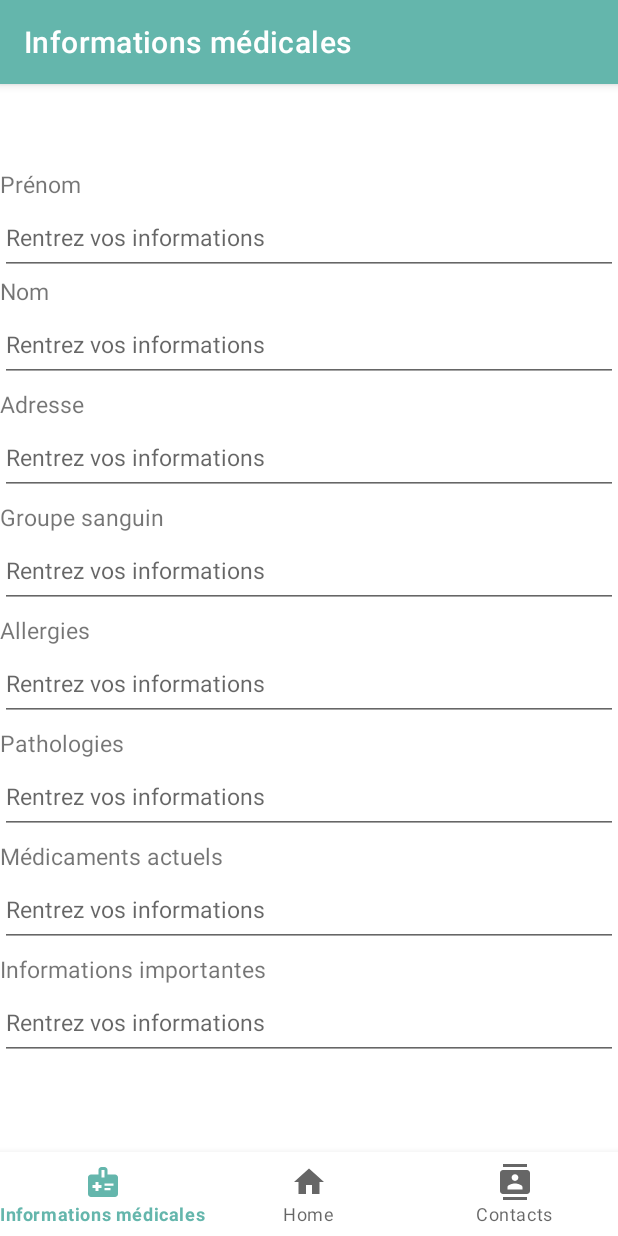
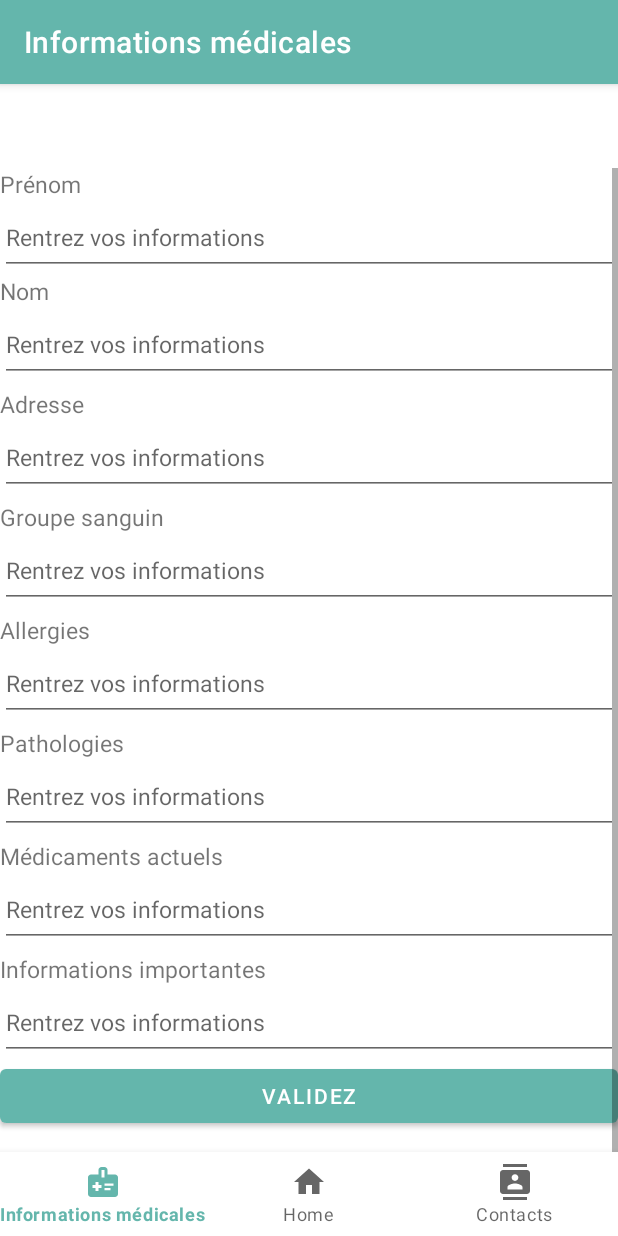
Before and after one commit to alexandre-bussiere/Pocket-Assistant, an Android app: the ParameterFragment screen opened through its navigation route, on a phone screen of 412 x 824 dp. Run offline under Robolectric (Android 15) with nearby library versions, the phone set to English and light mode, and no system bars; our stand-ins replace navigation-ui.

Commit message:
test first popup

```diff
--- a/app/src/main/java/com/example/pocket_assistant/ui/home/HomeFragment.java
+++ b/app/src/main/java/com/example/pocket_assistant/ui/home/HomeFragment.java
@@ -1,20 +1,28 @@
 package com.example.pocket_assistant.ui.home;
 
+import android.app.AlertDialog;
+import android.content.Context;
+import android.content.DialogInterface;
 import android.os.Bundle;
 import android.view.LayoutInflater;
 import android.view.View;
 import android.view.ViewGroup;
+import android.widget.Button;
 import android.widget.TextView;
+import android.widget.Toast;
 
 import androidx.annotation.NonNull;
 import androidx.fragment.app.Fragment;
 import androidx.lifecycle.ViewModelProvider;
 
+import com.example.pocket_assistant.MainActivity;
 import com.example.pocket_assistant.databinding.FragmentHomeBinding;
 
 public class HomeFragment extends Fragment {
 
     private FragmentHomeBinding binding;
+    Button button;
+    Context activity;
 
     public View onCreateView(@NonNull LayoutInflater inflater,
                              ViewGroup container, Bundle savedInstanceState) {
@@ -23,6 +31,25 @@ public class HomeFragment extends Fragment {
 
         binding = FragmentHomeBinding.inflate(inflater, container, false);
         View root = binding.getRoot();
+
+        button = binding.button;
+        activity = getActivity();
+        button.setOnClickListener(new View.OnClickListener() {
+            @Override
+            public void onClick(View v) {
+                AlertDialog.Builder testPopUp = new AlertDialog.Builder(activity);
+                testPopUp.setTitle("Wesh");
+                testPopUp.setMessage("t'es con");
+                testPopUp.setNegativeButton("Arreter", new DialogInterface.OnClickListener() {
+                    @Override
+                    public void onClick(DialogInterface dialog, int which) {
+                        Toast.makeText(getActivity(), "t'es pas mort", Toast.LENGTH_SHORT).show();
+                    }
+                });
+
+                testPopUp.show();
+            }
+        });
 
         return root;
     }
--- a/app/src/main/java/com/example/pocket_assistant/ui/parameter/ParameterFragment.java
+++ b/app/src/main/java/com/example/pocket_assistant/ui/parameter/ParameterFragment.java
@@ -1,20 +1,29 @@
 package com.example.pocket_assistant.ui.parameter;
 
+import android.content.Context;
+import android.content.SharedPreferences;
 import android.os.Bundle;
 import android.view.LayoutInflater;
 import android.view.View;
 import android.view.ViewGroup;
+import android.widget.Button;
+import android.widget.EditText;
 import android.widget.TextView;
 
 import androidx.annotation.NonNull;
 import androidx.fragment.app.Fragment;
 import androidx.lifecycle.ViewModelProvider;
+import androidx.preference.PreferenceManager;
 
 import com.example.pocket_assistant.databinding.FragmentParameterBinding;
 
 public class ParameterFragment extends Fragment {
 
     private FragmentParameterBinding binding;
+    private Button validButton;
+    private EditText message, message2;
+
+    Context context;
 
     public View onCreateView(@NonNull LayoutInflater inflater,
                              ViewGroup container, Bundle savedInstanceState) {
@@ -24,6 +33,26 @@ public class ParameterFragment extends Fragment {
         binding = FragmentParameterBinding.inflate(inflater, container, false);
         View root = binding.getRoot();
 
+        validButton = binding.valide;
+        message = binding.message;
+        message2 = binding.editTextText;
+        context = getActivity();
+
+        SharedPreferences preferences = PreferenceManager.getDefaultSharedPreferences(context);
+        SharedPreferences.Editor editor = preferences.edit();
+
+        validButton.setOnClickListener(new View.OnClickListener() {
+            @Override
+            public void onClick(View v) {
+                SharedPreferences preferences = PreferenceManager.getDefaultSharedPreferences(context);
+                SharedPreferences.Editor editor = preferences.edit();
+
+                editor.putString("test", message.getText().toString());
+                editor.apply();
+
+                message2.setText(preferences.getString("test42", "NOpe"));
+            }
+        });
 
         return root;
     }
--- a/app/src/main/res/layout/fragment_parameter.xml
+++ b/app/src/main/res/layout/fragment_parameter.xml
@@ -147,6 +147,20 @@
                 android:inputType="textCapSentences|textAutoCorrect"/>
 
 
+            <Button
+                android:id="@+id/valide"
+                android:layout_width="match_parent"
+                android:layout_height="wrap_content"
+                android:text="@string/validez" />
+
+            <EditText
+                android:id="@+id/editTextText"
+                android:layout_width="match_parent"
+                android:layout_height="wrap_content"
+                android:ems="10"
+                android:inputType="text"
+                android:text="Name" />
+
             <TextView
                 android:id="@+id/textView0"
                 android:layout_width="match_parent"
--- a/app/src/main/res/values/strings.xml
+++ b/app/src/main/res/values/strings.xml
@@ -33,5 +33,6 @@
     <string name="pathologies">Pathologies</string>
     <string name="adresse">Adresse</string>
     <string name="rentrez_informations">Rentrez vos informations</string>
+    <string name="validez">Validez</string>
 
 </resources>
```
Lines whose indentation alone changed are shown as unchanged.
